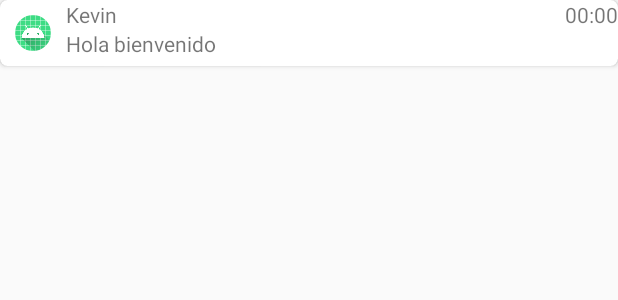
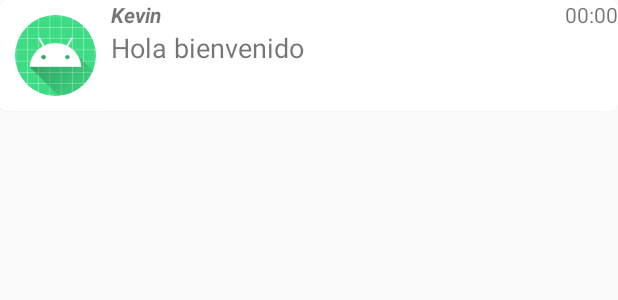
Before and after one commit to AguadaAlex/SANA-AndroidStudio, an Android app: the layout momento_list_content.xml on its own in the app's theme, with its tools: preview values and no code run, on a phone screen of 412 x 824 dp. Shown: the top 300 px of the screen. Run offline under Robolectric (Android 15) with nearby library versions, the phone set to English and light mode, and no system bars; plain views replace CircularImageView.

Commit message:
ALTA MOMENTOS AGREGADO CORRECTAMENTE.

```diff
--- a/app/src/main/java/com/example/sanapruebados/altaMomentos.java
+++ b/app/src/main/java/com/example/sanapruebados/altaMomentos.java
@@ -157,11 +157,13 @@ public class altaMomentos extends AppCompatActivity {
         try {
             //FECHA Y USUARIO SE INSERTAN EN DAO
             Momento ad=new Momento();
-           /* int usu=obtenerUsuarioLogueado();
-            daoUsuario daoU=new daoUsuario();
+            //OBTENGO SHARED PREFERENCE DEL USUARIO GUARDADO
+           int usu=obtenerUsuarioLogueado();
+            daoUsuario daoU=new daoUsuario(this);
             Usuario miUser=new Usuario();
             miUser=daoU.getUsuarioById(usu);
-            ad.setUsuario(miUser.getNombreUsuario());*/
+            //
+            ad.setUsuario(miUser.getNombreUsuario());
             ad.setEstado(estado.getText().toString());
             ad.setImage(imageViewToByte(imagen));
             Toast.makeText(getApplicationContext(),"AGREGADO CORRECTAMENTE",Toast.LENGTH_SHORT).show();
--- a/app/src/main/res/layout/momento_list_content.xml
+++ b/app/src/main/res/layout/momento_list_content.xml
@@ -16,24 +16,27 @@
 
             <com.mikhaellopez.circularimageview.CircularImageView
                 android:id="@+id/ImageCirM"
-                android:layout_width="24sp"
-                android:layout_height="24sp"
+                android:layout_width="54sp"
+                android:layout_height="54sp"
                 android:src="@mipmap/ic_launcher"/>
         </LinearLayout>
 
         <LinearLayout
             android:layout_width="match_parent"
-            android:layout_height="wrap_content"
+            android:layout_height="74dp"
             android:orientation="vertical">
+
             <LinearLayout
                 android:layout_width="match_parent"
                 android:layout_height="wrap_content">
+
                 <TextView
                     android:id="@+id/ETUsuM"
                     android:layout_width="wrap_content"
                     android:layout_height="wrap_content"
-                    android:text="Kevin"
-                    android:layout_weight="1"/>
+                    android:layout_weight="1"
+                    android:textStyle="bold|italic"
+                    android:text="Kevin" />
 
                 <TextView
                     android:id="@+id/ETHoraM"
@@ -46,7 +49,8 @@
                 android:id="@+id/ETEstadoM"
                 android:layout_width="wrap_content"
                 android:layout_height="wrap_content"
-                android:text="Hola bienvenido"/>
+                android:textSize="18sp"
+                android:text="Hola bienvenido" />
         </LinearLayout>
 
     </LinearLayout>
```
